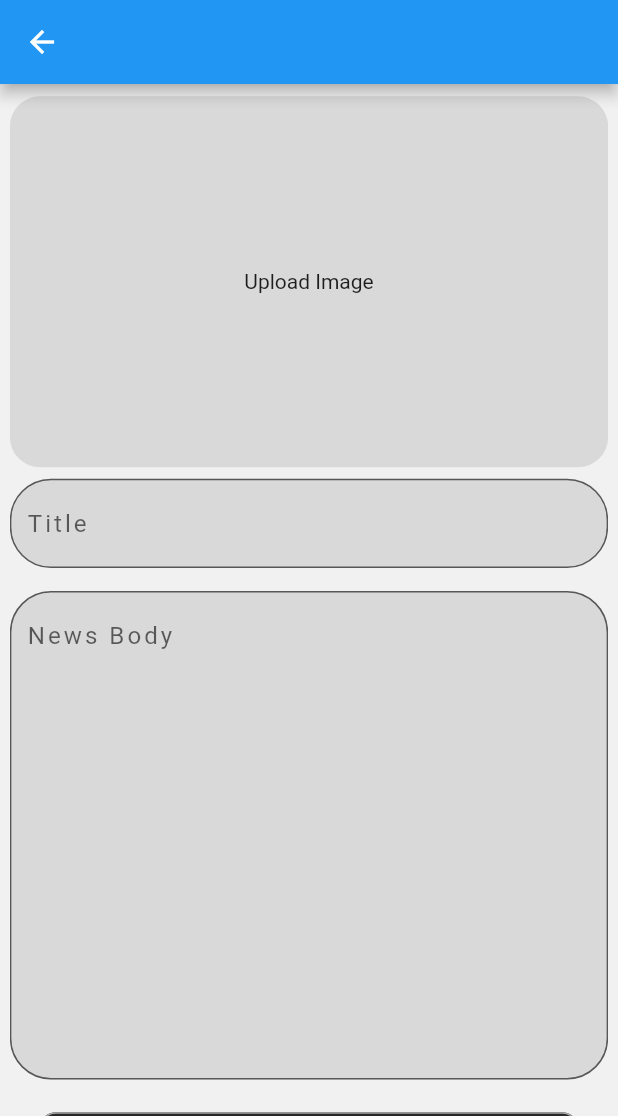
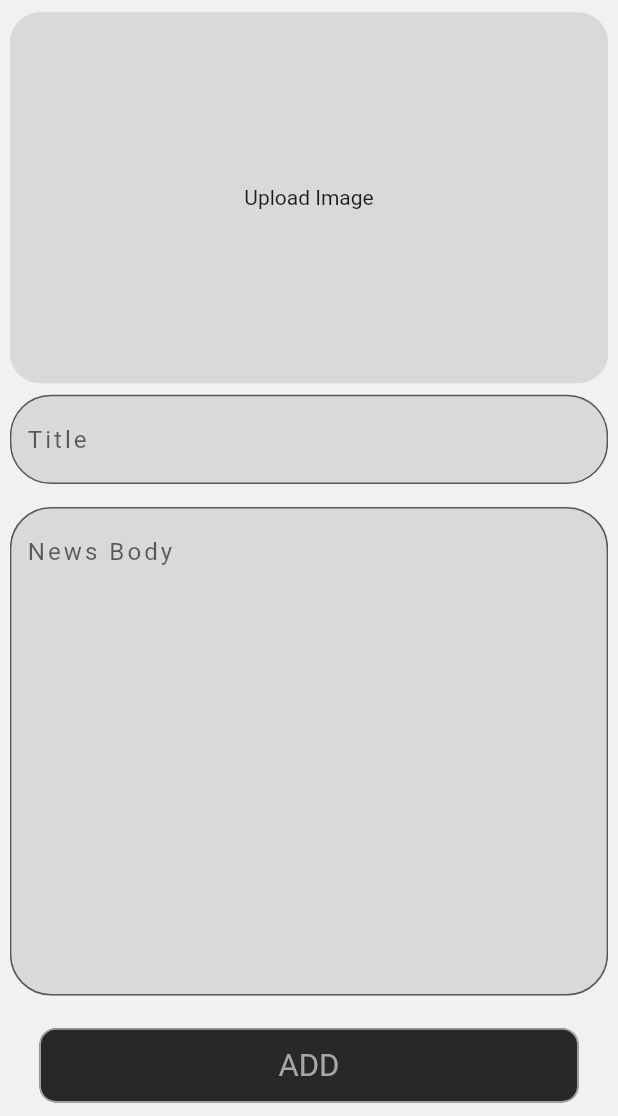
Before and after one commit to AhmedShehatah/news-pulse, a Flutter app: the AddNewsPage screen opened directly, on a phone screen of 412 x 824 dp, the part 120-1236 px from its top. Run offline on Flutter 3.47's test engine with Material 2 defaults, Android fonts, the phone set to English and light mode, and no system bars; our stand-ins replace cached_network_image, dio, flutter_bloc, flutter_keyboard_visibility, flutter_screenutil, get and 6 more; accounts and stored records are empty; network calls fail; Roboto replaces fonts that are missing (Cairo).

Commit message:
fix: remove appBar

```diff
--- a/lib/ui/add_news/pages/add_news.dart
+++ b/lib/ui/add_news/pages/add_news.dart
@@ -88,7 +88,6 @@ class _AddNewsPageState extends State<AddNewsPage> {
   @override
   Widget build(BuildContext context) {
     return Scaffold(
-      appBar: AppBar(),
       backgroundColor: DIManager.findCC().lightgreyBackground,
       body: Container(
         margin: Dimens.itemHorizontalPadding_6,
--- a/lib/ui/sigin_signup/pages/signin_page.dart
+++ b/lib/ui/sigin_signup/pages/signin_page.dart
@@ -39,7 +39,6 @@ class _SignInPageState extends State<SignInPage> {
   @override
   Widget build(BuildContext context) {
     return Scaffold(
-      appBar: AppBar(),
       backgroundColor: DIManager.findCC().primaryColor,
       body: BlocBuilder<AuthCubit, AuthState>(
           bloc: DIManager.findDep<AuthCubit>(),
--- a/lib/ui/sigin_signup/pages/signup_page.dart
+++ b/lib/ui/sigin_signup/pages/signup_page.dart
@@ -43,7 +43,6 @@ class _SignUpPageState extends State<SignUpPage> {
   @override
   Widget build(BuildContext context) {
     return Scaffold(
-      appBar: AppBar(),
       backgroundColor: DIManager.findCC().primaryColor,
       body: BlocBuilder<AuthCubit, AuthState>(
         bloc: DIManager.findDep<AuthCubit>(),
```
